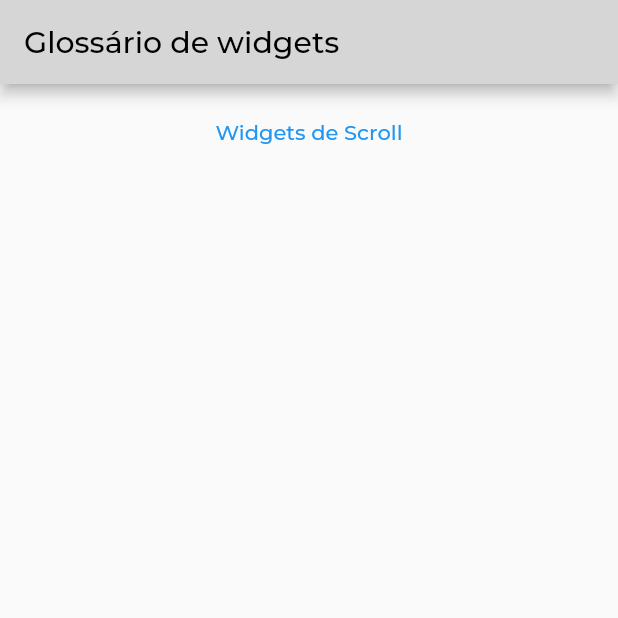
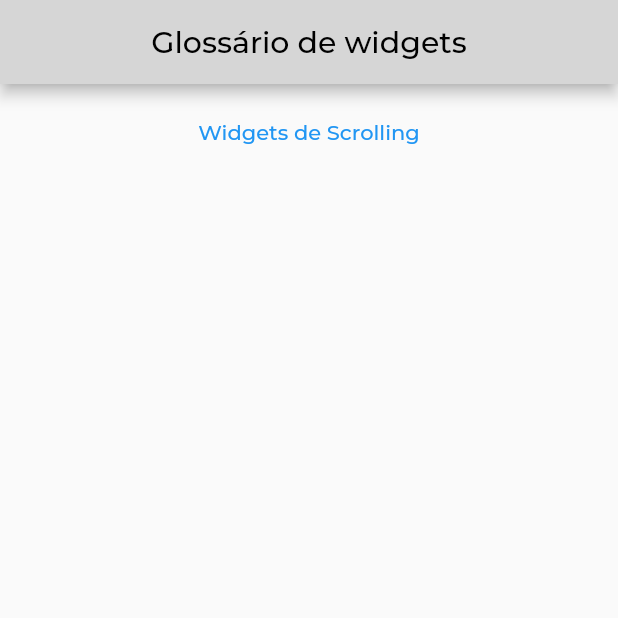
Before and after one commit to emersonTeixeiraDev/fluttergallery, a Flutter app: the screen it shows after launch, on a phone screen of 412 x 824 dp, the top half of it. Run offline on Flutter 3.47's test engine with Material 2 defaults, Android fonts, the phone set to English and light mode, and no system bars; our stand-ins replace google_fonts.

Commit message:
chore: add path and widgets

```diff
--- a/lib/app.dart
+++ b/lib/app.dart
@@ -1,9 +1,10 @@
 import 'package:flutter/material.dart';
 import 'package:flutter_gallery/home/presentation/screens/home_screen.dart';
 import 'package:flutter_gallery/routes/app_routes.dart';
+import 'package:flutter_gallery/scrolling_widgets/presentation/screens/home_scrolling.dart';
 import 'package:flutter_gallery/theme/theme.dart';
 
-import 'widgets_gallery/presentation/screens/scrolling_screen.dart';
+import 'scrolling_widgets/presentation/widgets/listview_biulder.dart';
 
 class App extends StatelessWidget {
   const App({super.key});
@@ -14,7 +15,8 @@ class App extends StatelessWidget {
       theme: theme(),
       routes: {
         AppRoutes.home: (ctx) => const HomePage(),
-        AppRoutes.scrollwidgets: (ctx) => const ScrollingScreen(),
+        AppRoutes.scrollingwidgets: (ctx) => const ListViewBiulderScreen(),
+        AppRoutes.scrollinghome: (ctx) => const HomeScrolling(),
       },
       //home: const HomePage(),
     );
--- a/lib/home/presentation/screens/glossary_index.dart
+++ b/lib/home/presentation/screens/glossary_index.dart
@@ -9,8 +9,8 @@ class GlossaryIndex extends StatelessWidget {
     return Column(
       children: const [
         GlossaryItemButtom(
-          title: 'Widgets de Scroll',
-          route: '/scroll-widgets',
+          title: 'Widgets de Scrolling',
+          route: '/scroll-home',
         ),
       ],
     );
--- a/lib/home/presentation/screens/home_screen.dart
+++ b/lib/home/presentation/screens/home_screen.dart
@@ -13,6 +13,7 @@ class HomePage extends StatelessWidget {
           'Glossário de widgets',
           style: TextStyle(color: Colors.black),
         ),
+        centerTitle: true,
       ),
       body: const GlossaryIndex(),
     );
--- a/lib/routes/app_routes.dart
+++ b/lib/routes/app_routes.dart
@@ -1,4 +1,5 @@
 class AppRoutes {
   static const home = '/';
-  static const scrollwidgets = '/scroll-widgets';
+  static const scrollingwidgets = '/scroll-widgets';
+  static const scrollinghome = '/scroll-home';
 }
--- a/lib/widgets_gallery/data/repository/teams_repository.dart
+++ b/lib/scrolling_widgets/data/repository/teams_repository.dart
@@ -1,4 +1,4 @@
-import 'package:flutter_gallery/widgets_gallery/domain/model.dart';
+import 'package:flutter_gallery/scrolling_widgets/domain/model.dart';
 
 class TeamsRepository {
   static List<Teams> teamsIdentification = [
```
Also changed, not shown: lib/scrolling_widgets/presentation/screens/home_scrolling.dart (added, +56 -0 lines), lib/scrolling_widgets/presentation/widgets/listview_biulder.dart (renamed from lib/widgets_gallery/presentation/screens/scrolling_screen.dart, +4 -4 lines), lib/scrolling_widgets/domain/model.dart (renamed from lib/widgets_gallery/domain/model.dart).
